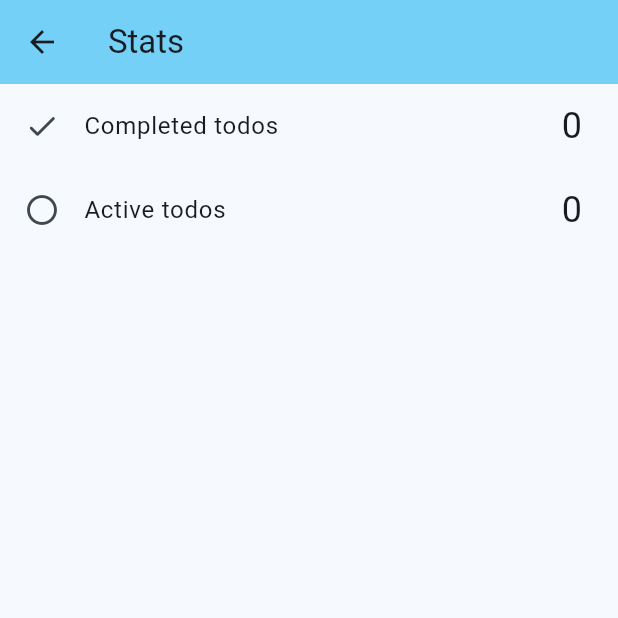
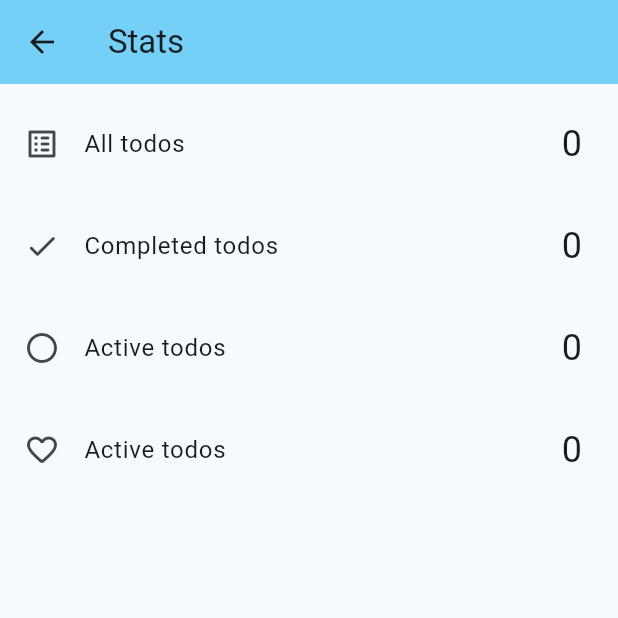
Before and after one commit to AktanK13/Todo, a Flutter app: the StatsView screen opened directly, on a phone screen of 412 x 824 dp, the top half of it. Run offline on Flutter 3.47's test engine with Material 3 defaults, Android fonts, the phone set to English and light mode, and no system bars; our stand-ins replace equatable, flutter_bloc, hive, rxdart; accounts and stored records are empty.

Commit message:
add alltodos & favoritetodos in stats

```diff
--- a/lib/features/stats/bloc/stats_bloc.dart
+++ b/lib/features/stats/bloc/stats_bloc.dart
@@ -26,6 +26,8 @@ class StatsBloc extends Bloc<StatsEvent, StatsState> {
         status: StatsStatus.success,
         completedTodos: todos.where((todo) => todo.isCompleted).length,
         activeTodos: todos.where((todo) => !todo.isCompleted).length,
+        favoriteTodos: todos.where((todo) => todo.isFavorite).length,
+        allTodos: todos.length,
       ),
       onError: (_, __) => state.copyWith(status: StatsStatus.failure),
     );
--- a/lib/features/stats/bloc/stats_state.dart
+++ b/lib/features/stats/bloc/stats_state.dart
@@ -3,27 +3,36 @@ part of 'stats_bloc.dart';
 enum StatsStatus { initial, loading, success, failure }
 
 final class StatsState extends Equatable {
-  const StatsState(
-      {this.status = StatsStatus.initial,
-      this.completedTodos = 0,
-      this.activeTodos = 0});
+  const StatsState({
+    this.status = StatsStatus.initial,
+    this.completedTodos = 0,
+    this.activeTodos = 0,
+    this.favoriteTodos = 0,
+    this.allTodos = 0,
+  });
 
   final StatsStatus status;
   final int completedTodos;
   final int activeTodos;
+  final int favoriteTodos;
+  final int allTodos;
 
   StatsState copyWith({
     StatsStatus? status,
     int? completedTodos,
     int? activeTodos,
+    int? favoriteTodos,
+    int? allTodos,
   }) {
     return StatsState(
       status: status ?? this.status,
       completedTodos: completedTodos ?? this.completedTodos,
       activeTodos: activeTodos ?? this.activeTodos,
+      favoriteTodos: favoriteTodos ?? this.favoriteTodos,
+      allTodos: allTodos ?? this.allTodos,
     );
   }
 
   @override
-  List<Object> get props => [status, completedTodos, activeTodos];
+  List<Object> get props => [status, completedTodos, activeTodos, favoriteTodos, allTodos];
 }
--- a/lib/features/stats/pages/stats_page.dart
+++ b/lib/features/stats/pages/stats_page.dart
@@ -31,6 +31,17 @@ class StatsView extends StatelessWidget {
       ),
       body: Column(
         children: [
+          const SizedBox(height: 12),
+          ListTile(
+            key: const Key('statsView_allTodos_listTile'),
+            leading: const Icon(Icons.list_alt_rounded),
+            title: const Text("All todos"),
+            trailing: Text(
+              '${state.allTodos}',
+              style: textTheme.headlineSmall,
+            ),
+          ),
+          const SizedBox(height: 12),
           ListTile(
             key: const Key('statsView_completedTodos_listTile'),
             leading: const Icon(Icons.check_rounded),
@@ -40,6 +51,7 @@ class StatsView extends StatelessWidget {
               style: textTheme.headlineSmall,
             ),
           ),
+          const SizedBox(height: 12),
           ListTile(
             key: const Key('statsView_activeTodos_listTile'),
             leading: const Icon(Icons.radio_button_unchecked_rounded),
@@ -49,6 +61,16 @@ class StatsView extends StatelessWidget {
               style: textTheme.headlineSmall,
             ),
           ),
+          const SizedBox(height: 12),
+          ListTile(
+            key: const Key('statsView_favoriteTodos_listTile'),
+            leading: const Icon(Icons.favorite_outline_rounded),
+            title: const Text("Active todos"),
+            trailing: Text(
+              '${state.favoriteTodos}',
+              style: textTheme.headlineSmall,
+            ),
+          ),
         ],
       ),
     );
--- a/lib/features/todos/widgets/todos_overview_filter_button.dart
+++ b/lib/features/todos/widgets/todos_filter_button.dart
@@ -4,8 +4,8 @@ import 'package:my_todo_app/features/todos/models/todos_view_filter.dart';
 
 import '../bloc/todos_bloc.dart';
 
-class TodosOverviewFilterButton extends StatelessWidget {
-  const TodosOverviewFilterButton({super.key});
+class TodosFilterButton extends StatelessWidget {
+  const TodosFilterButton({super.key});
 
   @override
   Widget build(BuildContext context) {
--- a/lib/features/todos/widgets/todos_overview_search_button.dart
+++ b/lib/features/todos/widgets/todos_search_button.dart
@@ -4,8 +4,8 @@ import 'package:my_todo_app/core/utils/highlight_utils.dart';
 import 'package:my_todo_app/features/edit_todo/pages/edit_todo.dart';
 import 'package:my_todo_app/features/todos/bloc/todos_bloc.dart';
 
-class TodosOverviewSearchButton extends StatelessWidget {
-  const TodosOverviewSearchButton({super.key});
+class TodosSearchButton extends StatelessWidget {
+  const TodosSearchButton({super.key});
 
   @override
   Widget build(BuildContext context) {
--- a/lib/features/todos/widgets/widgets.dart
+++ b/lib/features/todos/widgets/widgets.dart
@@ -1,3 +1,3 @@
 export 'todo_list_tile.dart';
-export 'todos_overview_filter_button.dart';
-export 'todos_overview_options_button.dart';
+export 'todos_filter_button.dart';
+export 'todos_options_button.dart';
```
Also changed, not shown: lib/features/todos/pages/todos_page.dart (+4 -4 lines), lib/features/todos/widgets/todos_options_button.dart (renamed from lib/features/todos/widgets/todos_overview_options_button.dart, +10 -14 lines).
